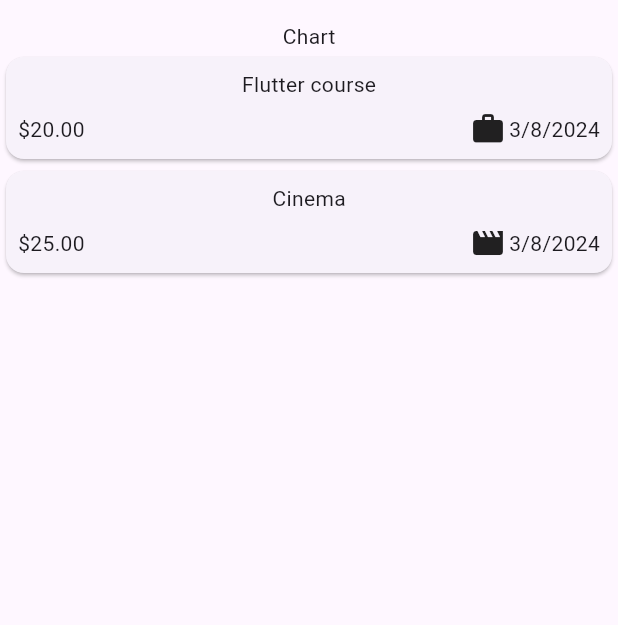
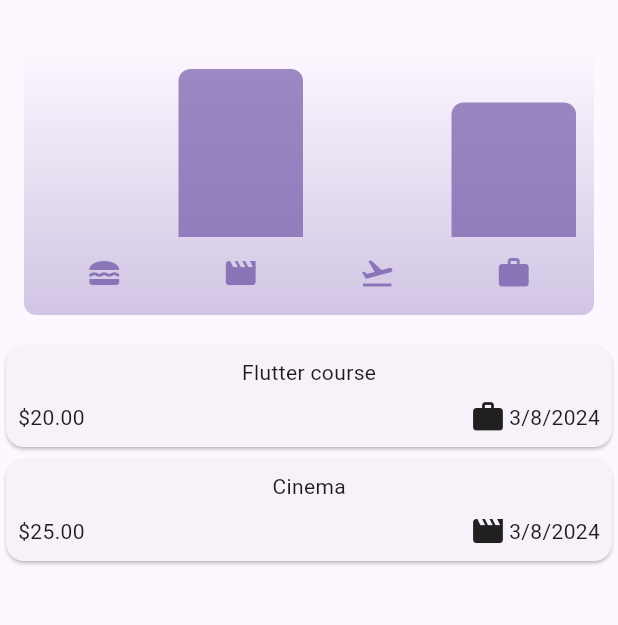
Before and after one commit to Nileshnarkar777/FlutterTutorial, a Flutter app: the screen it shows after launch, on a phone screen of 412 x 824 dp, the part 63-688 px from its top. Run offline on Flutter 3.47's test engine with Material 3 defaults, Android fonts, the phone set to English and light mode, and no system bars; our stand-ins replace google_fonts.

Commit message:
expense tracker completed

```diff
--- /dev/null
+++ b/flutter_application_1/lib/Expense_Demo/Chart/chart.dart
@@ -0,0 +1,95 @@
+import 'package:flutter/material.dart';
+import 'package:flutter_application_1/Expense_Demo/Chart/chart_bar.dart';
+import 'package:flutter_application_1/Expense_Demo/Expense_Bucket.dart';
+import 'package:flutter_application_1/Expense_Demo/Model/Expenses_Model.dart';
+
+class Chart extends StatelessWidget {
+  const Chart({super.key, required this.expenses});
+
+  final List<ExpensesModel> expenses;
+
+  List<ExpenseBucket> get buckets {
+    return [
+      ExpenseBucket.forCategory(expenses, Category.food),
+      ExpenseBucket.forCategory(expenses, Category.leisure),
+      ExpenseBucket.forCategory(expenses, Category.travel),
+      ExpenseBucket.forCategory(expenses, Category.work),
+    ];
+  }
+
+  double get maxTotalExpense {
+    double maxTotalExpense = 0;
+
+    for (final bucket in buckets) {
+      if (bucket.totalExpenses > maxTotalExpense) {
+        maxTotalExpense = bucket.totalExpenses;
+      }
+    }
+
+    return maxTotalExpense;
+  }
+
+  @override
+  Widget build(BuildContext context) {
+    final isDarkMode =
+        MediaQuery.of(context).platformBrightness == Brightness.dark;
+    return Container(
+      margin: const EdgeInsets.all(16),
+      padding: const EdgeInsets.symmetric(
+        vertical: 16,
+        horizontal: 8,
+      ),
+      width: double.infinity,
+      height: 180,
+      decoration: BoxDecoration(
+        borderRadius: BorderRadius.circular(8),
+        gradient: LinearGradient(
+          colors: [
+            Theme.of(context).colorScheme.primary.withOpacity(0.3),
+            Theme.of(context).colorScheme.primary.withOpacity(0.0)
+          ],
+          begin: Alignment.bottomCenter,
+          end: Alignment.topCenter,
+        ),
+      ),
+      child: Column(
+        children: [
+          Expanded(
+            child: Row(
+              crossAxisAlignment: CrossAxisAlignment.end,
+              children: [
+                for (final bucket in buckets) // alternative to map()
+                  ChartBar(
+                    fill: bucket.totalExpenses == 0
+                        ? 0
+                        : bucket.totalExpenses / maxTotalExpense,
+                  )
+              ],
+            ),
+          ),
+          const SizedBox(height: 12),
+          Row(
+            children: buckets
+                .map(
+                  (bucket) => Expanded(
+                    child: Padding(
+                      padding: const EdgeInsets.symmetric(horizontal: 4),
+                      child: Icon(
+                        CategoryIcons[bucket.category],
+                        color: isDarkMode
+                            ? Theme.of(context).colorScheme.secondary
+                            : Theme.of(context)
+                                .colorScheme
+                                .primary
+                                .withOpacity(0.7),
+                      ),
+                    ),
+                  ),
+                )
+                .toList(),
+          )
+        ],
+      ),
+    );
+  }
+}
--- /dev/null
+++ b/flutter_application_1/lib/Expense_Demo/Chart/chart_bar.dart
@@ -0,0 +1,34 @@
+import 'package:flutter/material.dart';
+
+class ChartBar extends StatelessWidget {
+  const ChartBar({
+    super.key,
+    required this.fill,
+  });
+
+  final double fill;
+
+  @override
+  Widget build(BuildContext context) {
+    final isDarkMode =
+        MediaQuery.of(context).platformBrightness == Brightness.dark;
+    return Expanded(
+      child: Padding(
+        padding: const EdgeInsets.symmetric(horizontal: 4),
+        child: FractionallySizedBox(
+          heightFactor: fill,
+          child: DecoratedBox(
+            decoration: BoxDecoration(
+              shape: BoxShape.rectangle,
+              borderRadius:
+                  const BorderRadius.vertical(top: Radius.circular(8)),
+              color: isDarkMode
+                  ? Theme.of(context).colorScheme.secondary
+                  : Theme.of(context).colorScheme.primary.withOpacity(0.65),
+            ),
+          ),
+        ),
+      ),
+    );
+  }
+}
--- /dev/null
+++ b/flutter_application_1/lib/Expense_Demo/Expense_Bucket.dart
@@ -0,0 +1,20 @@
+import 'package:flutter_application_1/Expense_Demo/Model/Expenses_Model.dart';
+
+class ExpenseBucket {
+  ExpenseBucket(this.category, this.expenses);
+
+  ExpenseBucket.forCategory(List<ExpensesModel> allExpense, this.category)
+      : expenses = allExpense.where((exp) => exp.category == category).toList();
+  final List<ExpensesModel> expenses;
+  final Category category;
+
+  double get totalExpenses {
+    double sum = 0;
+
+    for (final exp in expenses) {
+      sum += exp.amount;
+    }
+
+    return sum;
+  }
+}
--- a/flutter_application_1/lib/Expense_Demo/expense_list.dart
+++ b/flutter_application_1/lib/Expense_Demo/expense_list.dart
@@ -3,13 +3,17 @@ import 'package:flutter_application_1/Expense_Demo/Model/Expenses_Model.dart';
 import 'package:flutter_application_1/Expense_Demo/expense_item.dart';
 
 class ExpenseList extends StatelessWidget {
-  const ExpenseList(this.expenses, {super.key});
+  const ExpenseList(this.expenses, this.onRemove, {super.key});
   final List<ExpensesModel> expenses;
+  final Function(ExpensesModel expense) onRemove;
 
   @override
   Widget build(BuildContext context) {
     return ListView.builder(
         itemCount: expenses.length,
-        itemBuilder: ((context, index) => ExpenseItem(expenses[index])));
+        itemBuilder: ((context, index) => Dismissible(
+            key: ValueKey(expenses[index]),
+            onDismissed: (direction) => onRemove(expenses[index]),
+            child: ExpenseItem(expenses[index]))));
   }
 }
--- a/flutter_application_1/lib/Expense_Demo/expenses_demo.dart
+++ b/flutter_application_1/lib/Expense_Demo/expenses_demo.dart
@@ -1,4 +1,5 @@
 import 'package:flutter/material.dart';
+import 'package:flutter_application_1/Expense_Demo/Chart/chart.dart';
 import 'package:flutter_application_1/Expense_Demo/Model/Expenses_Model.dart';
 import 'package:flutter_application_1/Expense_Demo/expense_list.dart';
 import 'package:flutter_application_1/Expense_Demo/new_expense.dart';
@@ -26,11 +27,40 @@ class _ExpensesState extends State<Expenses> {
 
   _addnewExpenses() {
     showModalBottomSheet(
-        context: context, builder: ((context) => const NewExpense()));
+        context: context,
+        builder: ((context) => NewExpense(addExpense: _saveNewExpense)));
+  }
+
+  _saveNewExpense(ExpensesModel expense) {
+    setState(() {
+      _registeredExpenses.add(expense);
+    });
+  }
+
+  _removeExpense(ExpensesModel expense) {
+    int index = _registeredExpenses.indexOf(expense);
+    setState(() {
+      _registeredExpenses.remove(expense);
+    });
+
+    ScaffoldMessenger.of(context).clearSnackBars();
+
+    ScaffoldMessenger.of(context).showSnackBar(SnackBar(
+      content: const Text("Expense Deleted"),
+      duration: const Duration(milliseconds: 3),
+      action: SnackBarAction(
+          label: "Undo",
+          onPressed: () {
+            _registeredExpenses.insert(index, expense);
+          }),
+    ));
   }
 
   @override
   Widget build(BuildContext context) {
+    Widget mainWidget = _registeredExpenses.isEmpty
+        ? const Center(child: Text("No expense added please add one."))
+        : ExpenseList(_registeredExpenses, _removeExpense);
     return Scaffold(
       appBar: AppBar(
         title: const Text("Expense List"),
@@ -40,8 +70,8 @@ class _ExpensesState extends State<Expenses> {
       ),
       body: Column(
         children: [
-          const Text("Chart"),
-          Expanded(child: ExpenseList(_registeredExpenses)),
+          Chart(expenses: _registeredExpenses),
+          Expanded(child: mainWidget),
         ],
       ),
     );
--- a/flutter_application_1/lib/main.dart
+++ b/flutter_application_1/lib/main.dart
@@ -12,11 +12,6 @@ void main() {
 class MyApp extends StatelessWidget {
   const MyApp({super.key});
 
-  _addnewExpenses(BuildContext context) {
-    showModalBottomSheet(
-        context: context, builder: ((context) => const NewExpense()));
-  }
-
   @override
   Widget build(BuildContext context) {
     return const MaterialApp(
@@ -28,7 +23,7 @@ class MyApp extends StatelessWidget {
         //   // actions: [IconButton(onPressed: () {}, icon: const Icon(Icons.add))],
         // ),
 
-        body: const Expenses(), //add this when run expenses demo
+        body: Expenses(), //add this when run expenses demo
         // body: const Quiz(), //add this when run quzz demo
         // body: const GradientContainer(), //add this when run roll dice demo
       ),
```
Also changed, not shown: flutter_application_1/lib/Expense_Demo/new_expense.dart (+55 -4 lines).
